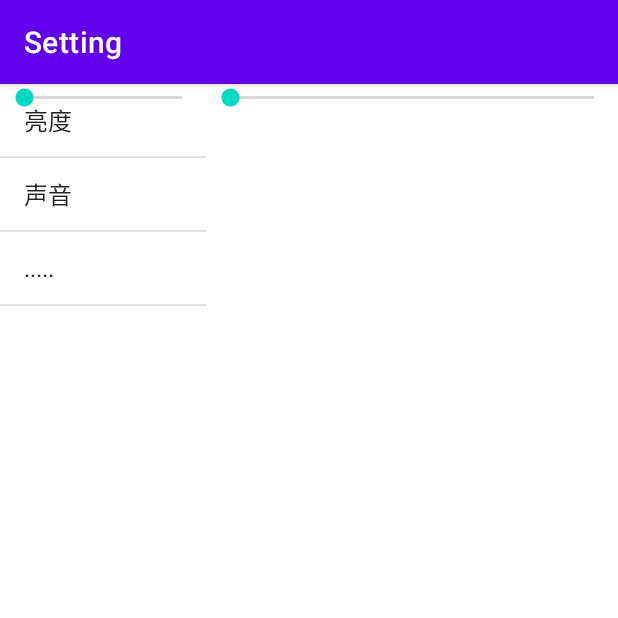
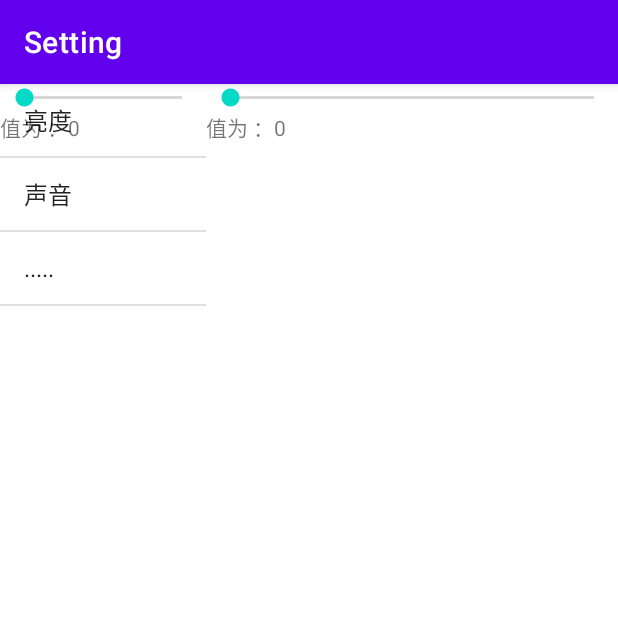
Before and after one commit to waitfuffu/Homework, an Android app: the fragment DetailFragment placed in its activity, after a tap on "亮度", on a phone screen of 412 x 824 dp, the top half of it. Run offline under Robolectric (Android 15) with nearby library versions, the phone set to English and light mode, and no system bars.

Commit message:
练习3..

```diff
--- a/app/src/main/java/com/example/app04/DetailFragment.java
+++ b/app/src/main/java/com/example/app04/DetailFragment.java
@@ -27,6 +27,7 @@ public class DetailFragment extends Fragment {
         seekBar.setMax(50);
         seekBar.setMin(0);
         TextView textView = new TextView(getActivity());
+        textView.setText("值为 ：0"); //默认
         seekBar.setOnSeekBarChangeListener(new SeekBar.OnSeekBarChangeListener() {
             @Override
             public void onProgressChanged(SeekBar seekBar, int progress, boolean fromUser) {
```
